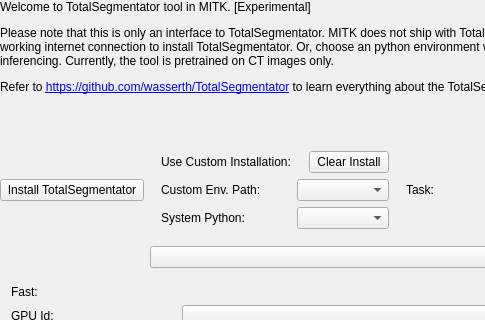
This is Modules/SegmentationUI/Qmitk/QmitkTotalSegmentatorGUIControls.ui in MITK/MITK as Qt 5 draws it before an edit; both pictures show x 0 to 485 and y 0 to 320 of the 699 by 428 pixel window. The edited form follows.
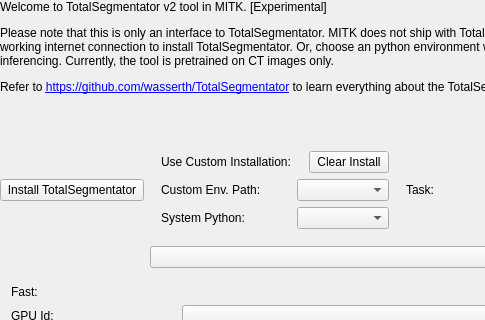
This is the edited form. Custom widgets are drawn as their Qt base class.

Commit message: TotalSegmentator v2 compatibility changes

What changed in the file:
```diff
--- a/Modules/SegmentationUI/Qmitk/QmitkTotalSegmentatorGUIControls.ui
+++ b/Modules/SegmentationUI/Qmitk/QmitkTotalSegmentatorGUIControls.ui
@@ -55,7 +55,7 @@
         </sizepolicy>
        </property>
        <property name="text">
-        <string>&lt;html&gt;&lt;head/&gt;&lt;body&gt;&lt;p&gt;Welcome to TotalSegmentator tool in MITK. [Experimental]&lt;/p&gt;&lt;p&gt;Please note that this is only an interface to TotalSegmentator. MITK does not ship with TotalSegmentator. Make sure to have a working internet connection to install TotalSegmentator. Or, choose an python environment with TotalSegmentator in it before inferencing.
+        <string>&lt;html&gt;&lt;head/&gt;&lt;body&gt;&lt;p&gt;Welcome to TotalSegmentator v2 tool in MITK. [Experimental]&lt;/p&gt;&lt;p&gt;Please note that this is only an interface to TotalSegmentator. MITK does not ship with TotalSegmentator. Make sure to have a working internet connection to install TotalSegmentator. Or, choose an python environment with TotalSegmentator in it before inferencing.
 		 Currently, the tool is pretrained on CT images only. &lt;/p&gt;&lt;p&gt;Refer to &lt;a href=&quot;https://github.com/wasserth/TotalSegmentator&quot;&gt;&lt;span style=&quot; text-decoration: underline; color:#0000ff;&quot;&gt;https://github.com/wasserth/TotalSegmentator&lt;/span&gt;&lt;/a&gt; to learn everything about the TotalSegmentator.&lt;/p&gt;&lt;p&gt;&lt;br/&gt;&lt;/p&gt;&lt;/body&gt;&lt;/html&gt;</string>
        </property>
        <property name="textFormat">
```
The commit also changes 3 other files.
